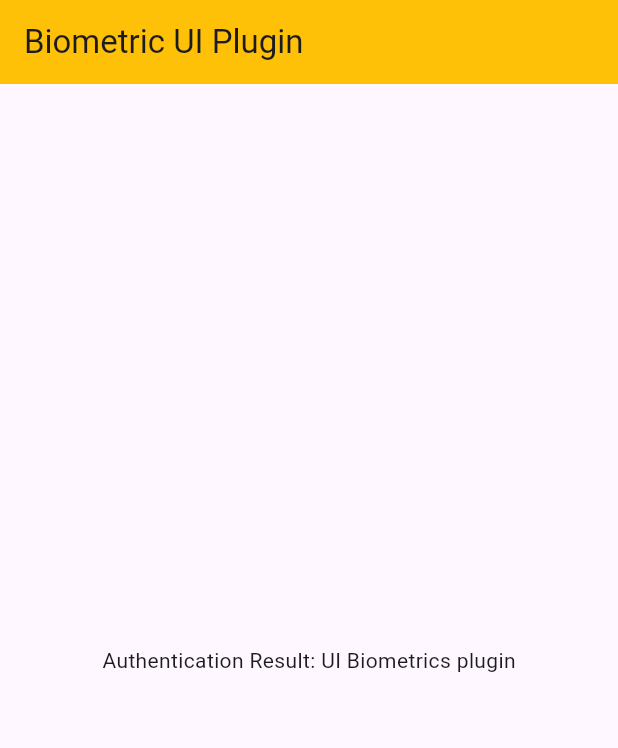
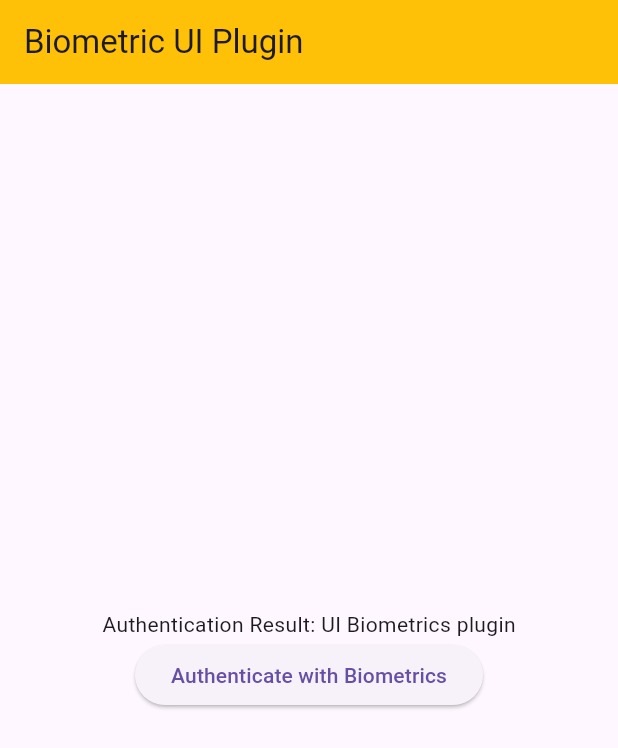
Before and after one commit to mahafarghaly/uI_biometrics_plugin, a Flutter app: the screen it shows after launch, on a phone screen of 412 x 824 dp. Shown: the top 748 px of the screen. Run offline on Flutter 3.47's test engine with Material 3 defaults, Android fonts, the phone set to English and light mode, and no system bars; missing offline and left inert: app_settings, biometrics_plugin.

```diff
--- a/example/lib/biometric_screen.dart
+++ b/example/lib/biometric_screen.dart
@@ -3,15 +3,28 @@ import 'package:flutter/material.dart';
 import 'package:ui_biometrics_plugin/biometric_wrapper.dart';
 
 class BiometricsScreen extends StatelessWidget{
-  const BiometricsScreen({super.key});
-
+   BiometricsScreen({super.key});
+  final _wrapperKey = GlobalKey<BiometricWrapperState>();
   @override
   Widget build(BuildContext context) {
     return BiometricWrapper(
-     // userCredentials: {"name":"sara"},
+    userCredentials: {"name":"maha","password":"1234"},
       biometricOnly: false,
+     key: _wrapperKey,
+      triggerManually: true,
       child: Center(
-        child: Text('Authentication Result: UI Biometrics plugin'),
+        child: Column(
+          mainAxisAlignment: MainAxisAlignment.center,
+          children: [
+            Text('Authentication Result: UI Biometrics plugin'),
+        ElevatedButton(
+          onPressed: () async {
+            await _wrapperKey.currentState?.triggerAuth();
+          },
+          child: Text("Authenticate with Biometrics"),
+        ),
+          ],
+        ),
       ),
     );
   }
--- a/lib/biometric_wrapper.dart
+++ b/lib/biometric_wrapper.dart
@@ -4,6 +4,7 @@ import 'package:ui_biometrics_plugin/view/widgets/settings_alert.dart';
 
 class BiometricWrapper extends StatefulWidget {
   final Widget child;
+  final bool triggerManually;
   final String? localizedReason;
   final Map<dynamic, dynamic>? userCredentials;
   final bool? biometricOnly;
@@ -12,6 +13,7 @@ class BiometricWrapper extends StatefulWidget {
 
   const BiometricWrapper({
     super.key,
+    this.triggerManually = false,
     required this.child,
     this.localizedReason,
     this.userCredentials,
@@ -21,10 +23,10 @@ class BiometricWrapper extends StatefulWidget {
   });
 
   @override
-  _BiometricWrapperState createState() => _BiometricWrapperState();
+  BiometricWrapperState createState() => BiometricWrapperState();
 }
 
-class _BiometricWrapperState extends State<BiometricWrapper>
+class BiometricWrapperState extends State<BiometricWrapper>
     with WidgetsBindingObserver {
   final biometric = BiometricAuth();
   bool _isAuthenticated = false;
@@ -35,11 +37,11 @@ class _BiometricWrapperState extends State<BiometricWrapper>
   void initState() {
     super.initState();
     WidgetsBinding.instance.addObserver(this);
-
-    // Authenticate on app launch
-    WidgetsBinding.instance.addPostFrameCallback((_) {
-      _triggerAuth();
-    });
+    if (!widget.triggerManually) {
+      WidgetsBinding.instance.addPostFrameCallback((_) {
+        triggerAuth();
+      });
+    }
   }
 
   @override
@@ -49,15 +51,14 @@ class _BiometricWrapperState extends State<BiometricWrapper>
   }
 
   @override
-  void didChangeAppLifecycleState(AppLifecycleState state) {
+  void didChangeAppLifecycleState(AppLifecycleState state) async {
     if (state == AppLifecycleState.resumed &&
         biometricStatus != BiometricStatus.userCancelBiometric) {
-      print('App resumed, biometricStatus: $biometricStatus');
-      _triggerAuth();
+      await triggerAuth();
     }
   }
 
-  Future<void> _triggerAuth() async {
+  Future<void> triggerAuth() async {
     if (_isAuthenticated) return;
     biometricStatus = await biometric.authenticate(
       userCredentials: widget.userCredentials,
@@ -68,6 +69,7 @@ class _BiometricWrapperState extends State<BiometricWrapper>
     );
     if (biometricStatus == BiometricStatus.biometricNotActivated &&
         !_dialogShown) {
+      if (!mounted) return;
       _dialogShown = true;
       Future.delayed(Duration(milliseconds: 200), () {
         showDialog(
--- a/lib/view/widgets/settings_alert.dart
+++ b/lib/view/widgets/settings_alert.dart
@@ -13,7 +13,7 @@ class SettingsAlert extends StatelessWidget {
         TextButton(
           onPressed: () async {
             await AppSettings.openAppSettings(type: AppSettingsType.security);
-           //Navigator.of(context).pop();
+            Navigator.pop(context);// to dismiss alert direct after biometric pop up appear
           },
           child: Text('Open Settings'),
         ),
```
